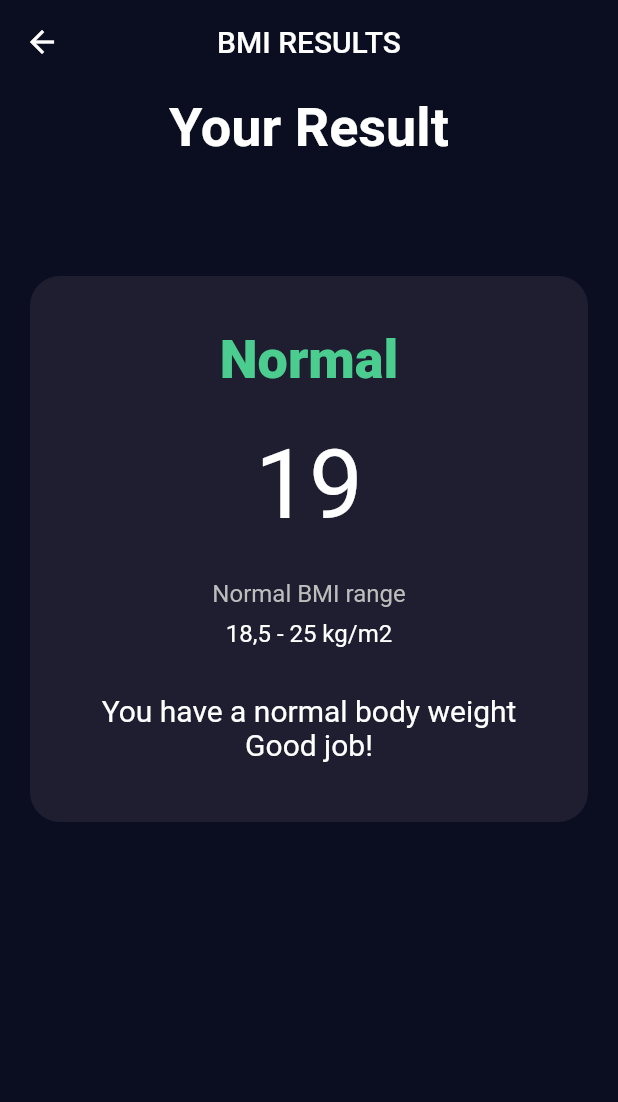
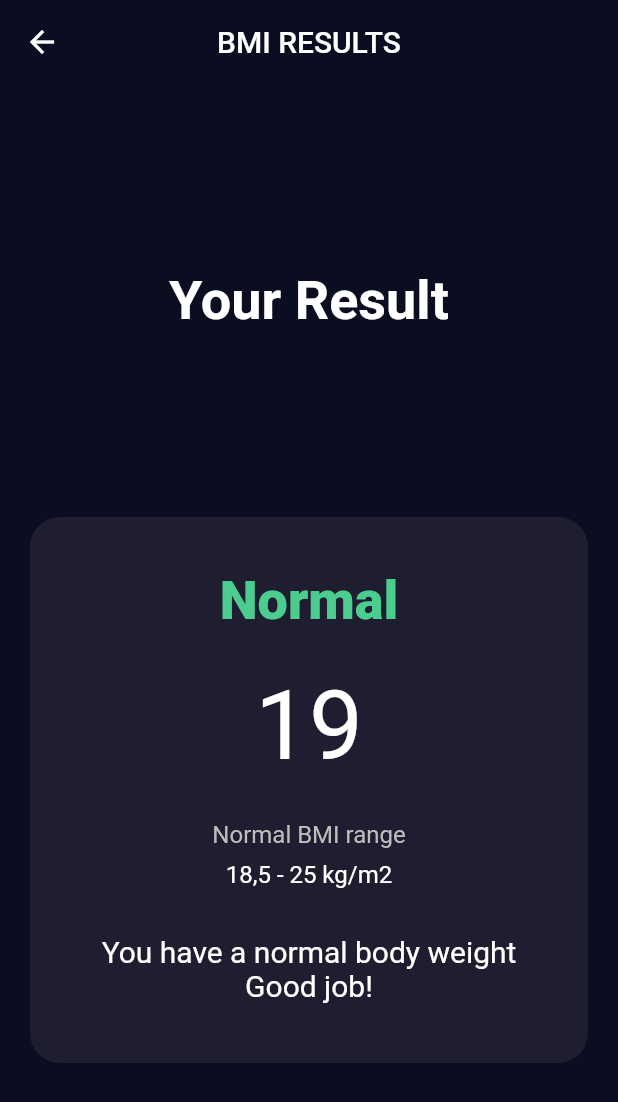
Before and after one commit to SeragAmged/bmi_app, a Flutter app: the screen it shows after launch, after a tap on the "add" icon, after a tap on "Calculator", on a phone screen of 412 x 824 dp. Shown: the top 1102 px of the screen. Run offline on Flutter 3.47's test engine with Material 2 defaults, Android fonts, the phone set to English and light mode, and no system bars.

Commit message:
lite update

```diff
--- a/lib/main.dart
+++ b/lib/main.dart
@@ -1,19 +1,23 @@
-// ignore_for_file: use_key_in_widget_constructors, prefer_const_literals_to_create_immutables, prefer_const_constructors, unused_import
 import 'package:flutter/material.dart';
 import 'modules/bmi/bmi_screen.dart';
+import 'package:flutter/services.dart';
 
 void main() {
-  var app = MyApp();
-  runApp(app);
+  WidgetsFlutterBinding.ensureInitialized();
+  SystemChrome.setPreferredOrientations([
+    DeviceOrientation.portraitUp,
+    DeviceOrientation.portraitDown,
+  ]);
+  runApp(const MyApp());
 }
 
 class MyApp extends StatelessWidget {
+  const MyApp({super.key});
   @override
   Widget build(BuildContext context) {
-    return MaterialApp(
+    return const MaterialApp(
       home: BmiScreen(),
       debugShowCheckedModeBanner: false,
-
     );
   }
 }
--- a/lib/modules/bmi/bmi_screen.dart
+++ b/lib/modules/bmi/bmi_screen.dart
@@ -53,13 +53,15 @@ class _BmiScreenState extends State<BmiScreen> {
                             color: isMale ? containerColor : notChosenColor,
                             borderRadius: BorderRadius.circular(20),
                           ),
-                          child: Column(
+                          child: const Column(
                             mainAxisAlignment: MainAxisAlignment.center,
-                            children: const [
-                              Icon(
+                            children: [
+                              Flexible(
+                                child: Icon(
                                   Icons.male,
                                   size: 90,
                                   color: Colors.white,
+                                ),
                               ),
                               Text(
                                 'MALE',
@@ -89,13 +91,15 @@ class _BmiScreenState extends State<BmiScreen> {
                             color: !isMale ? containerColor : notChosenColor,
                             borderRadius: BorderRadius.circular(20),
                           ),
-                          child: Column(
+                          child: const Column(
                             mainAxisAlignment: MainAxisAlignment.center,
-                            children: const [
-                              Icon(
+                            children: [
+                              Flexible(
+                                child: Icon(
                                   Icons.female,
                                   size: 90,
                                   color: Colors.white,
+                                ),
                               ),
                               Text(
                                 'FEMALE',
@@ -215,7 +219,8 @@ class _BmiScreenState extends State<BmiScreen> {
                               crossAxisAlignment: CrossAxisAlignment.center,
                               mainAxisAlignment: MainAxisAlignment.center,
                               children: [
-                                FloatingActionButton(
+                                Flexible(
+                                  child: FloatingActionButton(
                                     heroTag: 'w--',
                                     onPressed: () => setState(() {
                                       if (weight > 0) {
@@ -226,12 +231,15 @@ class _BmiScreenState extends State<BmiScreen> {
                                     backgroundColor: floatingButtonColor,
                                     child: const Icon(Icons.remove),
                                   ),
-                                FloatingActionButton(
+                                ),
+                                Flexible(
+                                  child: FloatingActionButton(
                                     heroTag: 'w++',
                                     onPressed: () => setState(() => weight++),
                                     mini: true,
                                     backgroundColor: floatingButtonColor,
                                     child: const Icon(Icons.add),
+                                  ),
                                 ),
                               ],
                             ),
@@ -276,7 +284,8 @@ class _BmiScreenState extends State<BmiScreen> {
                               crossAxisAlignment: CrossAxisAlignment.center,
                               mainAxisAlignment: MainAxisAlignment.center,
                               children: [
-                                FloatingActionButton(
+                                Flexible(
+                                  child: FloatingActionButton(
                                     heroTag: 'a--',
                                     onPressed: () => setState(() {
                                       if (age > 0) {
@@ -287,12 +296,15 @@ class _BmiScreenState extends State<BmiScreen> {
                                     backgroundColor: floatingButtonColor,
                                     child: const Icon(Icons.remove),
                                   ),
-                                FloatingActionButton(
+                                ),
+                                Flexible(
+                                  child: FloatingActionButton(
                                     heroTag: 'a++',
                                     onPressed: () => setState(() => age++),
                                     mini: true,
                                     backgroundColor: floatingButtonColor,
                                     child: const Icon(Icons.add),
+                                  ),
                                 ),
                               ],
                             ),
--- a/lib/modules/bmi_results/result_screen.dart
+++ b/lib/modules/bmi_results/result_screen.dart
@@ -27,6 +27,7 @@ class ResultScreen extends StatelessWidget {
         centerTitle: true,
       ),
       body: Column(
+        mainAxisAlignment: MainAxisAlignment.spaceEvenly,
         children: [
           const Padding(
             padding: EdgeInsets.all(8.0),
@@ -39,19 +40,14 @@ class ResultScreen extends StatelessWidget {
               ),
             ),
           ),
-          const SizedBox(
-            height: 50,
-          ),
-          Padding(
-            padding: const EdgeInsets.all(20.0),
-            child: Container(
+          Container(
+            margin: const EdgeInsets.symmetric(horizontal: 20.0),
+            padding: const EdgeInsets.all(10.0),
             width: double.infinity,
             decoration: BoxDecoration(
               color: containerColor,
               borderRadius: BorderRadius.circular(20),
             ),
-              child: Padding(
-                padding: const EdgeInsets.all(10.0),
             child: Column(
               children: [
                 const SizedBox(
@@ -114,8 +110,6 @@ class ResultScreen extends StatelessWidget {
               ],
             ),
           ),
-            ),
-          ),
         ],
       ),
     );
```
Also changed, not shown: lib/shared/components/constants.dart (deleted), lib/shared/styles/styles.dart (deleted), pubspec.lock, 3 other files. Lines whose indentation alone changed are shown as unchanged.
